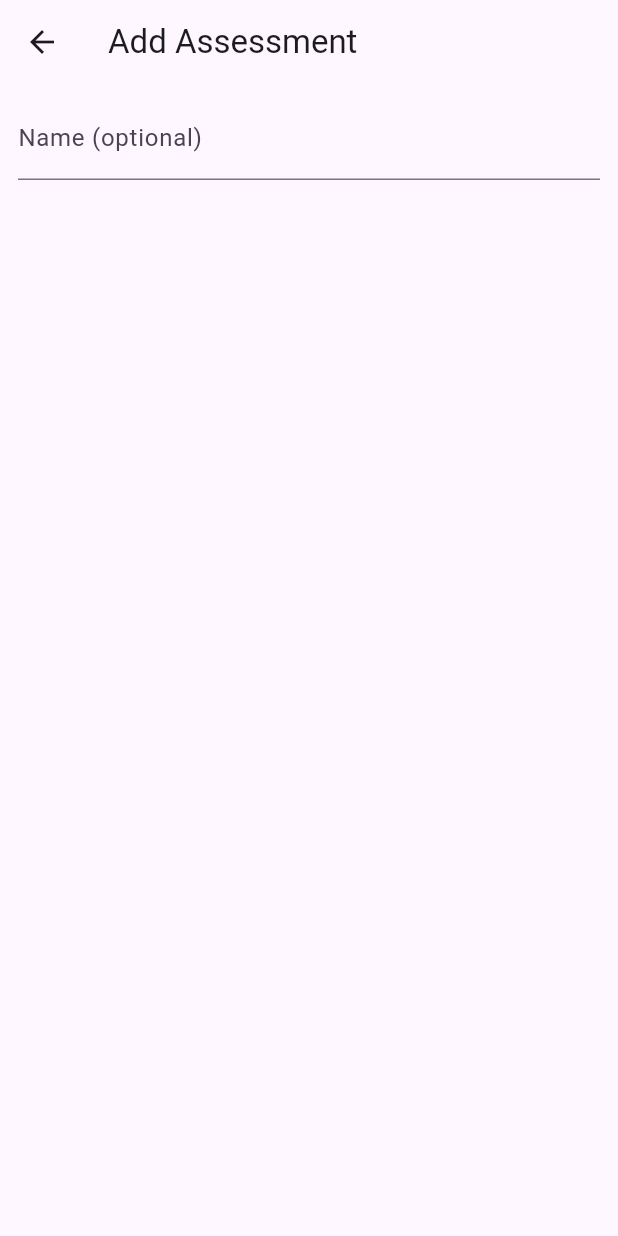
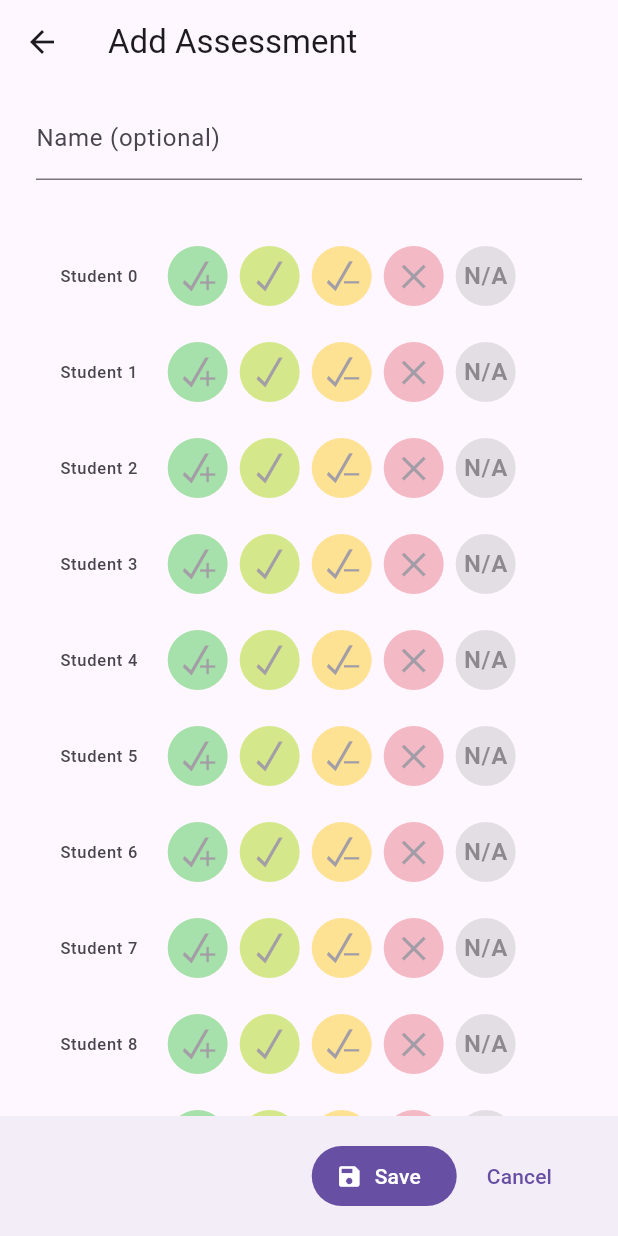
Before and after one commit to tonydoesathing/quickcheck, a Flutter app: the screen it shows after launch, after a tap on "Add Assessment", on a phone screen of 412 x 824 dp. Run offline on Flutter 3.47's test engine with Material 2 defaults, Android fonts, the phone set to English and light mode, and no system bars; our stand-ins replace equatable.

Commit message:
Made AddAssessmentPage to spec

```diff
--- a/lib/data/widgets/assessment_widget.dart
+++ /dev/null
@@ -1,19 +0,0 @@
-import 'package:flutter/material.dart';
-import 'package:quickcheck/data/model/student.dart';
-
-class AssessmentWidget extends StatelessWidget {
-  final Student student;
-  const AssessmentWidget({Key? key, required this.student}) : super(key: key);
-
-  @override
-  Widget build(BuildContext context) {
-    return Row(
-      children: [
-        Text(student.name),
-        Row(
-          children: [],
-        )
-      ],
-    );
-  }
-}
--- a/lib/main.dart
+++ b/lib/main.dart
@@ -2,13 +2,14 @@ import 'package:flutter/material.dart';
 import 'package:quickcheck/pages/home_page.dart';
 
 void main() {
+  // run the app
   runApp(const App());
 }
 
+/// The main app of the application; serves as a wrapper for a MaterialApp and loads HomePage
 class App extends StatelessWidget {
+  /// The main app of the application; serves as a wrapper for a MaterialApp and loads HomePage
   const App({Key? key}) : super(key: key);
-
-  // This widget is the root of your application.
   @override
   Widget build(BuildContext context) {
     return MaterialApp(
--- a/lib/pages/add_assessment_page.dart
+++ b/lib/pages/add_assessment_page.dart
@@ -1,10 +1,19 @@
 import 'package:flutter/material.dart';
 import 'package:quickcheck/data/model/assessment.dart';
 import 'package:quickcheck/data/model/student.dart';
+import 'package:quickcheck/widgets/assessment_widget.dart';
 
+/// Page where the user can add assessments
+/// Takes in a [callback] and a list of [Student]s and displays assement
 class AddAssessmentPage extends StatefulWidget {
+  /// The callback for when the assessment is saved
   final Function(Assessment)? callback;
+
+  /// The list of students to assess
   final List<Student> students;
+
+  /// Page where the user can add assessments
+  /// Takes in a [callback] and a list of [Student]s and displays assement
   const AddAssessmentPage({Key? key, this.callback, required this.students})
       : super(key: key);
 
@@ -13,25 +22,92 @@ class AddAssessmentPage extends StatefulWidget {
 }
 
 class _AddAssessmentPageState extends State<AddAssessmentPage> {
+  /// Controller for name text field
   final TextEditingController _controller = TextEditingController();
+
+  /// The map part of the assessment
+  late Map<Student, int> _classAssessment;
+
+  @override
+  void initState() {
+    _classAssessment = {for (var student in widget.students) student: -1};
+    super.initState();
+  }
+
+  /// Returns the month/day/year
+  String _getDateString() {
+    DateTime date = DateTime.now();
+    return '${date.month}/${date.day}/${date.year}';
+  }
+
   @override
   Widget build(BuildContext context) {
     return Scaffold(
       appBar: AppBar(
         title: const Text("Add Assessment"),
       ),
-      body: Padding(
-        padding: const EdgeInsets.fromLTRB(12.0, 8.0, 12.0, 0.0),
-        child: SingleChildScrollView(
-          scrollDirection: Axis.vertical,
-          child: Column(children: [
-            TextField(
-              controller: _controller,
-              decoration: const InputDecoration(labelText: "Name (optional)"),
-            ),
-          ]),
+      body: ListView.builder(
+        itemCount: widget.students.length + 1,
+        padding: const EdgeInsets.fromLTRB(24.0, 8.0, 24.0, 0.0),
+        itemBuilder: (context, index) {
+          // render name textbox first
+          if (index == 0) {
+            return Padding(
+              padding: const EdgeInsets.only(bottom: 32.0),
+              child: TextField(
+                controller: _controller,
+                decoration: const InputDecoration(labelText: "Name (optional)"),
+              ),
+            );
+          }
+          // otherwise render assessment widget
+          return AssessmentWidget(
+            student: widget.students[index - 1],
+            score: _classAssessment[widget.students[index - 1]] ?? -1,
+            callback: (assessment) {
+              // first value is [Student]
+              // second value is the score
+              setState(() {
+                _classAssessment[assessment[0]] = assessment[1];
+              });
+            },
+          );
+        },
+      ),
+      bottomNavigationBar: BottomAppBar(
+          child: Container(
+        height: 75,
+        child: Row(
+          mainAxisAlignment: MainAxisAlignment.end,
+          children: [
+            ElevatedButton.icon(
+                style: ElevatedButton.styleFrom(
+                        onPrimary: Theme.of(context).colorScheme.onPrimary,
+                        primary: Theme.of(context).colorScheme.primary)
+                    .copyWith(elevation: ButtonStyleButton.allOrNull(0.0)),
+                onPressed: () {
+                  Navigator.pop(context);
+                  widget.callback?.call(Assessment(
+                      name: _controller.text.isEmpty
+                          ? _getDateString()
+                          : _controller.text,
+                      scoreMap: _classAssessment));
+                },
+                icon: const Icon(Icons.save),
+                label: const Text("Save")),
+            Padding(
+              padding: const EdgeInsets.only(left: 8.0, right: 16.0),
+              child: TextButton(
+                  onPressed: () {
+                    Navigator.pop(context);
+                  },
+                  child: const Text(
+                    "Cancel",
+                  )),
+            )
+          ],
         ),
-      ),
+      )),
     );
   }
 }
--- a/lib/pages/home_page.dart
+++ b/lib/pages/home_page.dart
@@ -2,11 +2,11 @@ import 'package:flutter/material.dart';
 import 'package:quickcheck/data/model/student.dart';
 import 'package:quickcheck/pages/add_assessment_page.dart';
 import 'package:quickcheck/data/model/assessment.dart';
-import 'package:quickcheck/data/model/student.dart';
-import 'package:quickcheck/widgets/quick_check_icons_icons.dart';
 import 'package:quickcheck/widgets/student_assessment_table.dart';
 
+/// The home page of the app, which displays a table of the students and their assessment results
 class HomePage extends StatelessWidget {
+  /// The home page of the app, which displays a table of the students and their assessment results
   const HomePage({Key? key}) : super(key: key);
 
   @override
@@ -23,9 +23,16 @@ class HomePage extends StatelessWidget {
           Navigator.push(
             context,
             MaterialPageRoute(
-                builder: (context) => AddAssessmentPage(students: [
-                      for (int i = 0; i < 10; i++) Student(id: i, name: '$i')
-                    ])),
+                builder: (context) => AddAssessmentPage(
+                      // pass in the list of students; this is fictional
+                      students: [
+                        for (int i = 0; i < 10; i++)
+                          Student(id: i, name: 'Student $i')
+                      ],
+                      callback: (assessment) {
+                        // this is where you'd save things
+                      },
+                    )),
           );
         },
         label: const Text("Add Assessment"),
@@ -36,9 +43,13 @@ class HomePage extends StatelessWidget {
           scrollDirection: Axis.vertical,
           child: SingleChildScrollView(
             scrollDirection: Axis.horizontal,
-            child: StudentAssessmentTable(students: [
-              for (int i = 0; i < 10; i++) Student(id: i, name: 'Student $i')
-            ], assessments: [
+            child: StudentAssessmentTable(
+
+                /// made up list of students and assessments
+                students: [
+                  for (int i = 0; i < 10; i++)
+                    Student(id: i, name: 'Student $i')
+                ], assessments: [
               for (int i = 0; i < 10; i++)
                 Assessment(id: i, name: 'Assessment $i', scoreMap: {
                   for (var el in [
--- a/lib/widgets/assessment_score.dart
+++ b/lib/widgets/assessment_score.dart
@@ -1,8 +1,12 @@
 import 'package:flutter/material.dart';
 import 'package:quickcheck/widgets/quick_check_icons_icons.dart';
 
+/// Shows a stylized icon from a [score]
 class AssessmentScore extends StatelessWidget {
+  /// The score to display
   final int score;
+
+  /// Creates a stylized icon from a [score]
   const AssessmentScore({Key? key, required this.score}) : super(key: key);
 
   @override
@@ -10,6 +14,8 @@ class AssessmentScore extends StatelessWidget {
     return Padding(
       padding: const EdgeInsets.all(4.0),
       child: Container(
+        width: 40,
+        height: 40,
         decoration: BoxDecoration(shape: BoxShape.circle, color: _scoreColor()),
         child: Center(
           child: _scoreIcon(),
@@ -18,6 +24,7 @@ class AssessmentScore extends StatelessWidget {
     );
   }
 
+  /// Returns the appropriate background color based off the score
   Color _scoreColor() {
     switch (score) {
       case 0:
@@ -35,6 +42,7 @@ class AssessmentScore extends StatelessWidget {
     }
   }
 
+  /// Returns the appropriate icon based off the score
   Widget _scoreIcon() {
     switch (score) {
       case 0:
--- /dev/null
+++ b/lib/widgets/assessment_widget.dart
@@ -0,0 +1,40 @@
+import 'package:flutter/material.dart';
+import 'package:quickcheck/data/model/student.dart';
+import 'package:quickcheck/widgets/assessment_score.dart';
+
+/// Assessment for a single student
+/// Takes in the [Student] in question, a [score], and a [callback] for when a score button is pressed
+/// Pass in -1 if has no score
+class AssessmentWidget extends StatelessWidget {
+  /// The student being represented
+  final Student student;
+
+  /// The student's score in the assessment
+  final int score;
+
+  /// The callback for when a score button is pressed
+  final Function(List)? callback;
+  const AssessmentWidget(
+      {Key? key, required this.student, required this.score, this.callback})
+      : super(key: key);
+
+  @override
+  Widget build(BuildContext context) {
+    return ListTile(
+      leading: Text(student.name),
+      title: Row(
+        children: [
+          for (int i = 4; i >= 0; i--)
+            InkWell(
+              onTap: () => callback?.call([student, score == i ? -1 : i]),
+              customBorder: const CircleBorder(),
+              child: Opacity(
+                opacity: score == i ? 1.0 : 0.5,
+                child: AssessmentScore(score: i),
+              ),
+            ),
+        ],
+      ),
+    );
+  }
+}
```
